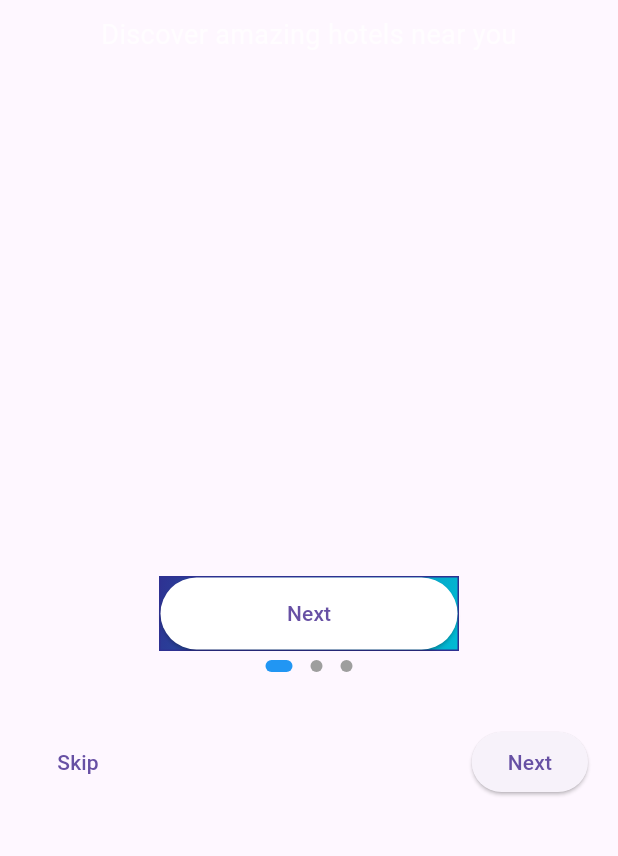
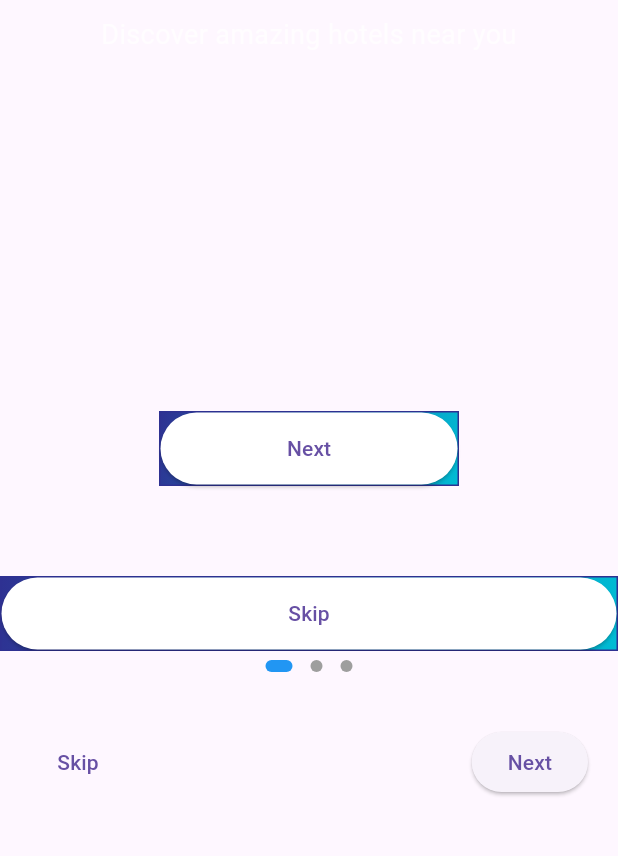
Before and after one commit to abdelhamiddsalah/GrandHotel, a Flutter app: the OnboardingView screen opened directly, after a tap on "Next", on a phone screen of 412 x 824 dp, the part 378-1234 px from its top. Run offline on Flutter 3.47's test engine with Material 3 defaults, Android fonts, the phone set to English and light mode, and no system bars; drawn by our look-alikes of dots_indicator.

Commit message:
edit in pages

```diff
--- a/lib/features/onboarding/view/widgets/first_page_in_onboarding.dart
+++ b/lib/features/onboarding/view/widgets/first_page_in_onboarding.dart
@@ -22,7 +22,9 @@ class FirstPageInOnboarding extends StatelessWidget {
           textAlign: TextAlign.center,
         ),
         const Spacer(),
-        CustomButton(label: "Next", onPressed: (){}, color: Colors.white, width: 200, height: 50)
+        CustomButton(label: "Next", onPressed: (){}, color: Colors.white, width: 200, height: 50),
+        const SizedBox(height: 60),
+        CustomButton(label: "Skip", onPressed: (){}, color: Colors.white, width: double.infinity, height: 50)
       ],
     );
   }
--- a/lib/features/onboarding/view/widgets/second_page_in_onboarding.dart
+++ b/lib/features/onboarding/view/widgets/second_page_in_onboarding.dart
@@ -1,4 +1,5 @@
 import 'package:flutter/material.dart';
+import 'package:grandhotel/core/widgets/custom_button.dart';
 
 class SecondPageInOnboarding extends StatelessWidget {
   const SecondPageInOnboarding({super.key});
@@ -68,7 +69,15 @@ class SecondPageInOnboarding extends StatelessWidget {
               ),
             ],
           ),
-        )
+        ),
+      SizedBox(height: 60),
+      Row(
+      children: [
+          CustomButton(label: "Next", onPressed: (){}, color: Colors.white, width: 150, height: 50),
+        SizedBox(width: 20),
+        CustomButton(label: "Back", onPressed: (){}, color: Colors.white, width: 150, height: 50),
+      ],
+      )
     ]
         );
 
--- a/lib/features/onboarding/view/widgets/third_page_in_onboarding.dart
+++ b/lib/features/onboarding/view/widgets/third_page_in_onboarding.dart
@@ -6,6 +6,8 @@ class ThirdPageInOnboarding extends StatelessWidget {
   @override
   Widget build(BuildContext context) {
     return Column(
+      children: [
+        Column(
           children: [
             Container(
               width: 100,
@@ -16,6 +18,11 @@ class ThirdPageInOnboarding extends StatelessWidget {
               ),
               child: Icon(Icons.join_right_sharp, size: 100, color: Colors.white))
           ],
+        ),
+      ],
+
     );
+
+
   }
 }
```
Lines whose indentation alone changed are shown as unchanged.
